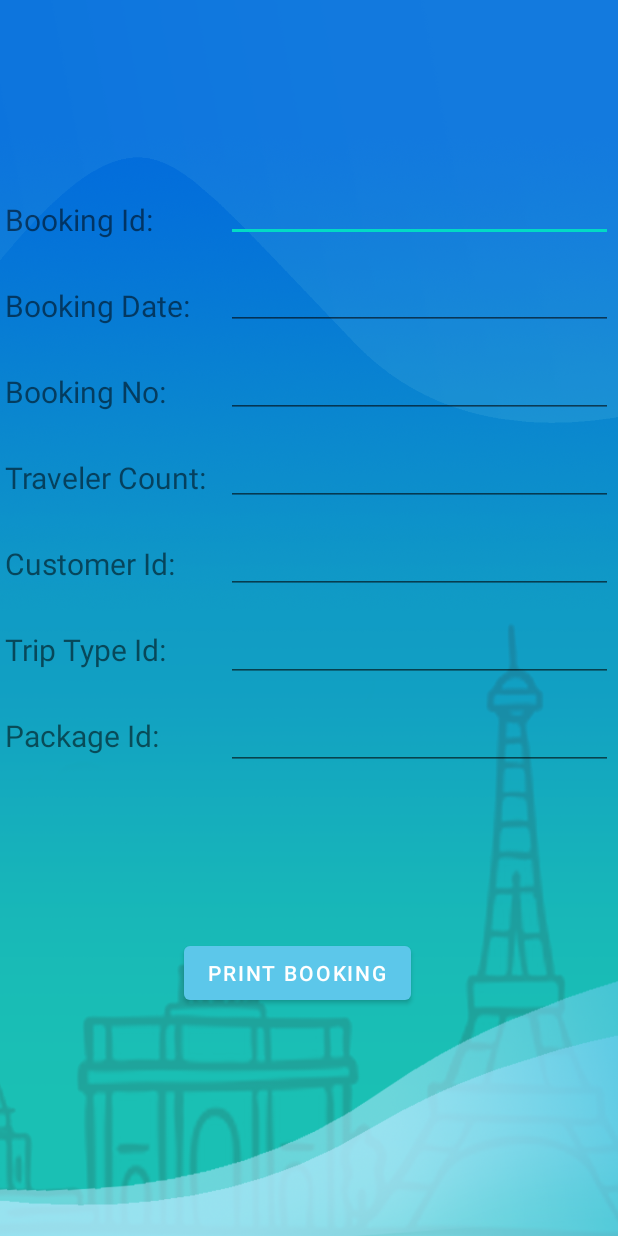
After one commit to Kar87/Workshop8, an Android app: the layout activity_booking_detail.xml on its own in the app's theme, with its tools: preview values and no code run, on a phone screen of 412 x 824 dp. The commit adds this screen. Run offline under Robolectric (Android 15) with nearby library versions, the phone set to English and light mode, and no system bars.

Commit message:
Booking addition from STan

```diff
--- /dev/null
+++ b/app/src/main/res/layout/activity_booking_detail.xml
@@ -0,0 +1,157 @@
+<?xml version="1.0" encoding="utf-8"?>
+<androidx.constraintlayout.widget.ConstraintLayout xmlns:android="http://schemas.android.com/apk/res/android"
+    xmlns:app="http://schemas.android.com/apk/res-auto"
+    xmlns:tools="http://schemas.android.com/tools"
+    android:layout_width="match_parent"
+    android:layout_height="match_parent"
+    android:background="@drawable/homebg"
+    tools:context=".BookingDetailActivity">
+
+    <LinearLayout
+        android:layout_width="405dp"
+        android:layout_height="419dp"
+        android:orientation="horizontal"
+        app:layout_constraintBottom_toTopOf="@+id/btnPrintBooking"
+        app:layout_constraintEnd_toEndOf="parent"
+        app:layout_constraintStart_toStartOf="parent"
+        app:layout_constraintTop_toTopOf="parent">
+
+        <LinearLayout
+            android:layout_width="294dp"
+            android:layout_height="match_parent"
+            android:layout_weight="1"
+            android:orientation="vertical">
+
+            <TextView
+                android:id="@+id/textView"
+                android:layout_width="match_parent"
+                android:layout_height="wrap_content"
+                android:layout_marginTop="30dp"
+                android:text="Booking Id:"
+                android:textSize="20sp" />
+
+            <TextView
+                android:id="@+id/textView15"
+                android:layout_width="match_parent"
+                android:layout_height="wrap_content"
+                android:layout_marginTop="30dp"
+                android:text="Booking Date:"
+                android:textSize="20sp" />
+
+            <TextView
+                android:id="@+id/textView17"
+                android:layout_width="match_parent"
+                android:layout_height="wrap_content"
+                android:layout_marginTop="30dp"
+                android:text="Booking No:"
+                android:textSize="20sp" />
+
+            <TextView
+                android:id="@+id/textView18"
+                android:layout_width="match_parent"
+                android:layout_height="wrap_content"
+                android:layout_marginTop="30dp"
+                android:text="Traveler Count:"
+                android:textSize="20sp" />
+
+            <TextView
+                android:id="@+id/textView19"
+                android:layout_width="match_parent"
+                android:layout_height="wrap_content"
+                android:layout_marginTop="30dp"
+                android:text="Customer Id:"
+                android:textSize="20sp" />
+
+            <TextView
+                android:id="@+id/textView20"
+                android:layout_width="match_parent"
+                android:layout_height="wrap_content"
+                android:layout_marginTop="30dp"
+                android:text="Trip Type Id:"
+                android:textSize="20sp" />
+
+            <TextView
+                android:id="@+id/textView21"
+                android:layout_width="match_parent"
+                android:layout_height="wrap_content"
+                android:layout_marginTop="30dp"
+                android:text="Package Id:"
+                android:textSize="20sp" />
+        </LinearLayout>
+
+        <LinearLayout
+            android:layout_width="match_parent"
+            android:layout_height="match_parent"
+            android:layout_weight="1"
+            android:orientation="vertical">
+
+            <EditText
+                android:id="@+id/etBookingId"
+                android:layout_width="match_parent"
+                android:layout_height="wrap_content"
+                android:layout_marginTop="13dp"
+                android:ems="10"
+                android:inputType="textPersonName" />
+
+            <EditText
+                android:id="@+id/etBookingDate"
+                android:layout_width="match_parent"
+                android:layout_height="wrap_content"
+                android:layout_marginTop="13dp"
+                android:ems="10"
+                android:inputType="textPersonName" />
+
+            <EditText
+                android:id="@+id/etBookingNo"
+                android:layout_width="match_parent"
+                android:layout_height="wrap_content"
+                android:layout_marginTop="13dp"
+                android:ems="10"
+                android:inputType="textPersonName" />
+
+            <EditText
+                android:id="@+id/etTravelerCount"
+                android:layout_width="match_parent"
+                android:layout_height="wrap_content"
+                android:layout_marginTop="13dp"
+                android:ems="10"
+                android:inputType="textPersonName" />
+
+            <EditText
+                android:id="@+id/etCustomerId2"
+                android:layout_width="match_parent"
+                android:layout_height="wrap_content"
+                android:layout_marginTop="13dp"
+                android:ems="10"
+                android:inputType="textPersonName" />
+
+            <EditText
+                android:id="@+id/etTripTypeId"
+                android:layout_width="match_parent"
+                android:layout_height="wrap_content"
+                android:layout_marginTop="13dp"
+                android:ems="10"
+                android:inputType="textPersonName" />
+
+            <EditText
+                android:id="@+id/etPackageId2"
+                android:layout_width="match_parent"
+                android:layout_height="wrap_content"
+                android:layout_marginTop="13dp"
+                android:ems="10"
+                android:inputType="textPersonName" />
+        </LinearLayout>
+    </LinearLayout>
+
+    <Button
+        android:id="@+id/btnPrintBooking"
+        android:layout_width="wrap_content"
+        android:layout_height="wrap_content"
+        android:text="Print Booking"
+        app:layout_constraintBottom_toBottomOf="parent"
+        app:layout_constraintEnd_toEndOf="parent"
+        app:layout_constraintHorizontal_bias="0.47"
+        app:layout_constraintStart_toStartOf="parent"
+        app:layout_constraintTop_toTopOf="parent"
+        app:layout_constraintVertical_bias="0.805" />
+</androidx.constraintlayout.widget.ConstraintLayout>
```
Also changed, not shown: app/src/main/AndroidManifest.xml (+7 -2 lines), app/src/main/java/com/example/cmpp264_workshop8_group1/Booking.java (added, +84 -0 lines), app/src/main/java/com/example/cmpp264_workshop8_group1/BookingActivity.java (added, +68 -0 lines), app/src/main/java/com/example/cmpp264_workshop8_group1/BookingDB.java (added, +68 -0 lines), app/src/main/java/com/example/cmpp264_workshop8_group1/BookingDetailActivity.java (added, +48 -0 lines), app/src/main/java/com/example/cmpp264_workshop8_group1/DBHelper.java (+19 -0 lines), app/src/main/java/com/example/cmpp264_workshop8_group1/HomeActivity.java (+41 -4 lines), app/src/main/res/layout/activity_booking.xml (added, +19 -0 lines).
